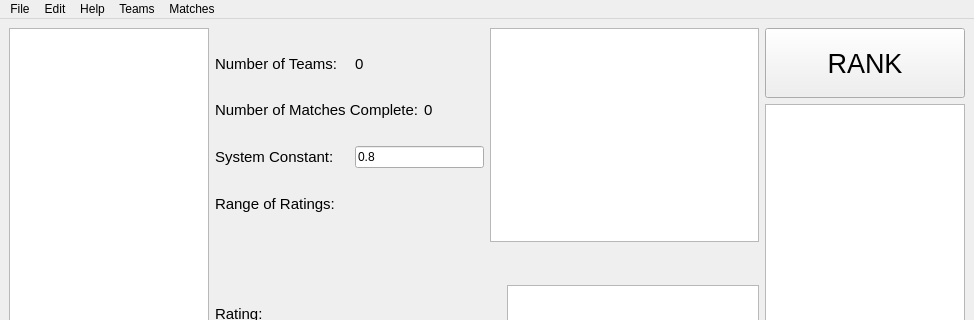
The window that mainwindow.ui (cambo14/glicko-2-ranker) describes before a commit, drawn with Qt 5; both pictures show x 0 to 974 and y 0 to 320 of the 974 by 600 pixel window.
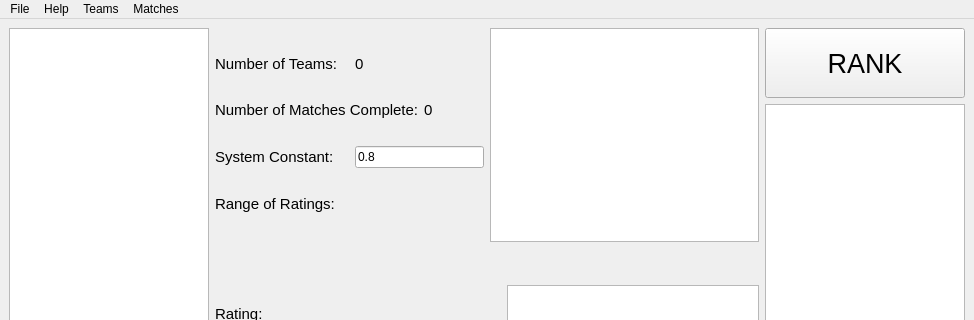
The same window after the commit. Icons and pictures are not drawn. Custom widgets are drawn as their Qt base class.

```diff
--- a/mainwindow.ui
+++ b/mainwindow.ui
@@ -797,12 +797,6 @@
     <addaction name="actionSave"/>
     <addaction name="actionSave_As"/>
    </widget>
-   <widget class="QMenu" name="menuEdit">
-    <property name="title">
-     <string>Edit</string>
-    </property>
-    <addaction name="actionSystem_Constant"/>
-   </widget>
    <widget class="QMenu" name="menuHelp">
     <property name="title">
      <string>Help</string>
@@ -825,7 +819,6 @@
     <addaction name="actionRank"/>
    </widget>
    <addaction name="menuFile"/>
-   <addaction name="menuEdit"/>
    <addaction name="menuHelp"/>
    <addaction name="menuTeams"/>
    <addaction name="menuMatches"/>
```
Left out of the diff: 6 changed lines with no effect on the pictures.
